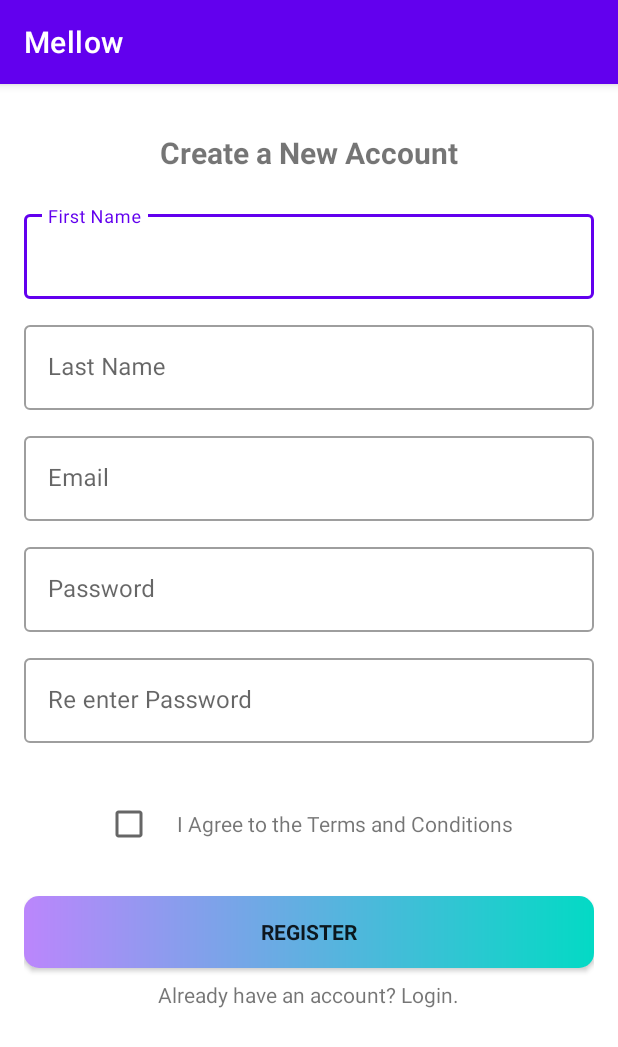
After one commit to apigeoneer/Mellow_Used_Book_Shop, an Android app: the RegisterActivity screen opened directly, with no data from a screen before it, on a phone screen of 412 x 824 dp. The commit adds this screen. Shown: the top 1047 px of the screen. Run offline under Robolectric (Android 15) with nearby library versions, the phone set to English and light mode, and no system bars.

Commit message:
add: register ui

```diff
--- a/app/src/main/AndroidManifest.xml
+++ b/app/src/main/AndroidManifest.xml
@@ -9,9 +9,11 @@
         android:roundIcon="@mipmap/ic_launcher_round"
         android:supportsRtl="true"
         android:theme="@style/Theme.Mellow">
-        <activity android:name=".ui.LoginActivity"
+        <activity android:name=".ui.RegisterActivity"></activity>
+        <activity
+            android:name=".ui.LoginActivity"
             android:screenOrientation="fullSensor"
-            android:theme="@style/AppTheme.NoActionBar"/>
+            android:theme="@style/AppTheme.NoActionBar" />
         <activity
             android:name=".ui.SplashActivity"
             android:screenOrientation="fullSensor"
--- /dev/null
+++ b/app/src/main/java/com/gmail/apigeoneer/mellow/ui/RegisterActivity.kt
@@ -0,0 +1,12 @@
+package com.gmail.apigeoneer.mellow.ui
+
+import androidx.appcompat.app.AppCompatActivity
+import android.os.Bundle
+import com.gmail.apigeoneer.mellow.R
+
+class RegisterActivity : AppCompatActivity() {
+    override fun onCreate(savedInstanceState: Bundle?) {
+        super.onCreate(savedInstanceState)
+        setContentView(R.layout.activity_register)
+    }
+}
--- /dev/null
+++ b/app/src/main/res/layout/activity_register.xml
@@ -0,0 +1,136 @@
+<?xml version="1.0" encoding="utf-8"?>
+<ScrollView xmlns:android="http://schemas.android.com/apk/res/android"
+    xmlns:app="http://schemas.android.com/apk/res-auto"
+    xmlns:tools="http://schemas.android.com/tools"
+    android:layout_width="match_parent"
+    android:layout_height="match_parent"
+    tools:context=".ui.RegisterActivity">
+
+    <LinearLayout
+        android:layout_width="match_parent"
+        android:layout_height="wrap_content"
+        android:orientation="vertical"
+        android:gravity="center"
+        android:layout_margin="@dimen/medium_margin">
+
+        <com.gmail.apigeoneer.mellow.utils.BoldTextView
+            android:layout_width="wrap_content"
+            android:layout_height="wrap_content"
+            android:text="@string/create_a_new_account"
+            android:layout_margin="@dimen/small_margin"
+            android:padding="@dimen/small_margin"
+            android:textSize="20dp" />
+
+        <com.google.android.material.textfield.TextInputLayout
+            android:id="@+id/firstNameTextField"
+            android:layout_width="match_parent"
+            android:layout_height="wrap_content"
+            android:layout_marginTop="@dimen/xs2_margin"
+            android:layout_marginBottom="@dimen/xs2_margin"
+            app:boxBackgroundMode="outline"
+            style="@style/Widget.MaterialComponents.TextInputLayout.OutlinedBox">
+
+            <com.gmail.apigeoneer.mellow.utils.NormalEditText
+                android:layout_width="match_parent"
+                android:layout_height="wrap_content"
+                android:inputType="text"
+                android:hint="@string/first_name_hint"/>
+        </com.google.android.material.textfield.TextInputLayout>
+
+        <com.google.android.material.textfield.TextInputLayout
+            android:id="@+id/lastNameTextField"
+            android:layout_width="match_parent"
+            android:layout_height="wrap_content"
+            android:layout_marginTop="@dimen/xs2_margin"
+            android:layout_marginBottom="@dimen/xs2_margin"
+            app:boxBackgroundMode="outline"
+            style="@style/Widget.MaterialComponents.TextInputLayout.OutlinedBox">
+
+            <com.gmail.apigeoneer.mellow.utils.NormalEditText
+                android:layout_width="match_parent"
+                android:layout_height="wrap_content"
+                android:inputType="text"
+                android:hint="@string/last_name_hint"/>
+        </com.google.android.material.textfield.TextInputLayout>
+
+        <com.google.android.material.textfield.TextInputLayout
+            android:id="@+id/emailTextField"
+            android:layout_width="match_parent"
+            android:layout_height="wrap_content"
+            android:layout_marginTop="@dimen/xs2_margin"
+            android:layout_marginBottom="@dimen/xs2_margin"
+            app:boxBackgroundMode="outline"
+            style="@style/Widget.MaterialComponents.TextInputLayout.OutlinedBox">
+
+            <com.gmail.apigeoneer.mellow.utils.NormalEditText
+                android:layout_width="match_parent"
+                android:layout_height="wrap_content"
+                android:inputType="text"
+                android:hint="@string/hint_email"/>
+        </com.google.android.material.textfield.TextInputLayout>
+
+        <com.google.android.material.textfield.TextInputLayout
+            android:id="@+id/passwordNameTextField"
+            android:layout_width="match_parent"
+            android:layout_height="wrap_content"
+            android:layout_marginTop="@dimen/xs2_margin"
+            android:layout_marginBottom="@dimen/xs2_margin"
+            app:boxBackgroundMode="outline"
+            style="@style/Widget.MaterialComponents.TextInputLayout.OutlinedBox">
+
+            <com.gmail.apigeoneer.mellow.utils.NormalEditText
+                android:layout_width="match_parent"
+                android:layout_height="wrap_content"
+                android:inputType="text"
+                android:hint="@string/hint_password"/>
+        </com.google.android.material.textfield.TextInputLayout>
+
+        <com.google.android.material.textfield.TextInputLayout
+            android:id="@+id/reenterPasswordTextField"
+            android:layout_width="match_parent"
+            android:layout_height="wrap_content"
+            android:layout_marginTop="@dimen/xs2_margin"
+            android:layout_marginBottom="@dimen/xs2_margin"
+            app:boxBackgroundMode="outline"
+            style="@style/Widget.MaterialComponents.TextInputLayout.OutlinedBox">
+
+            <com.gmail.apigeoneer.mellow.utils.NormalEditText
+                android:layout_width="match_parent"
+                android:layout_height="wrap_content"
+                android:inputType="text"
+                android:hint="@string/hint_reenter_password"/>
+        </com.google.android.material.textfield.TextInputLayout>
+
+        <LinearLayout
+            android:layout_width="match_parent"
+            android:layout_height="wrap_content"
+            android:orientation="horizontal"
+            android:gravity="center"
+            android:layout_marginTop="@dimen/medium_large_margin">
+
+            <androidx.appcompat.widget.AppCompatCheckBox
+                android:layout_width="wrap_content"
+                android:layout_height="wrap_content"
+                android:checked="false"/>
+
+            <com.gmail.apigeoneer.mellow.utils.NormalTextView
+                android:layout_width="wrap_content"
+                android:layout_height="wrap_content"
+                android:text="@string/i_agree_to_the_terms_and_conditions" />
+        </LinearLayout>
+
+        <com.gmail.apigeoneer.mellow.utils.NormalButton
+            android:layout_width="match_parent"
+            android:layout_height="wrap_content"
+            android:background="@drawable/button_bg"
+            android:text="@string/register"
+            android:layout_marginTop="@dimen/medium_large_margin"/>
+
+        <com.gmail.apigeoneer.mellow.utils.NormalTextView
+            android:layout_width="wrap_content"
+            android:layout_height="wrap_content"
+            android:text="@string/already_have_an_account_login"
+            android:layout_marginTop="@dimen/small_margin"/>
+    </LinearLayout>
+
+</ScrollView>
--- a/app/src/main/res/values/dimens.xml
+++ b/app/src/main/res/values/dimens.xml
@@ -3,8 +3,10 @@
     <dimen name="button_bg_radius">10dp</dimen>
     <dimen name="auth_logo_bg_height">160dp</dimen>
     <dimen name="xs_margin">4dp</dimen>
+    <dimen name="xs2_margin">6dp</dimen>
     <dimen name="small_margin">8dp</dimen>
     <dimen name="medium_margin">16dp</dimen>
+    <dimen name="medium_large_margin">24dp</dimen>
     <dimen name="large_margin">32dp</dimen>
     <dimen name="xl_margin">64dp</dimen>
     <dimen name="xxl_margin">88dp</dimen>
--- a/app/src/main/res/values/strings.xml
+++ b/app/src/main/res/values/strings.xml
@@ -4,4 +4,11 @@
     <string name="hint_name">Name</string>
     <string name="hint_email">Email</string>
     <string name="hint_password">Password</string>
+    <string name="first_name_hint">First Name</string>
+    <string name="last_name_hint">Last Name</string>
+    <string name="create_a_new_account">Create a New Account</string>
+    <string name="hint_reenter_password">Re enter  Password</string>
+    <string name="register">REGISTER</string>
+    <string name="i_agree_to_the_terms_and_conditions">I Agree to the Terms and Conditions</string>
+    <string name="already_have_an_account_login">Already have an account? Login.</string>
 </resources>
```
